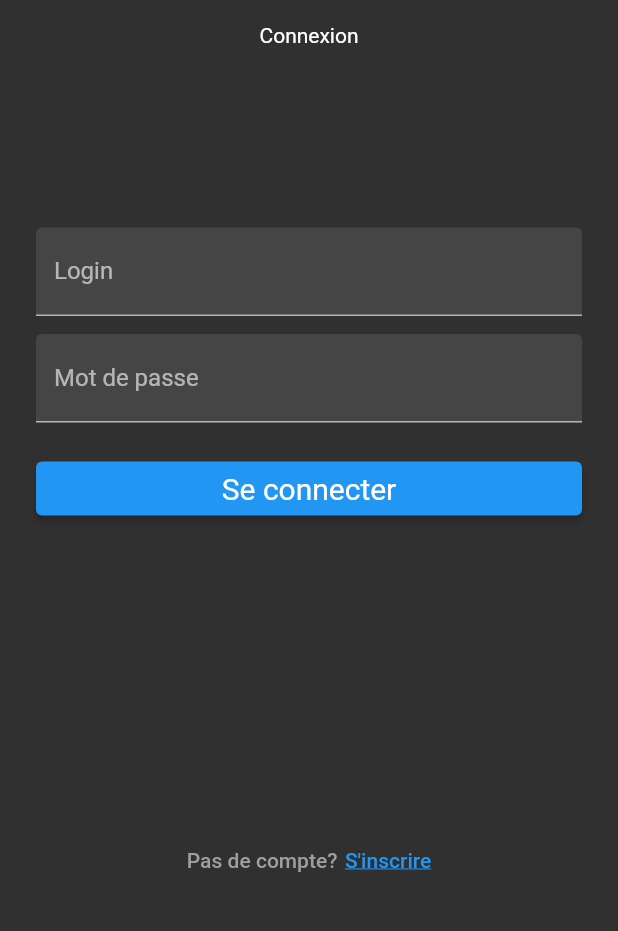
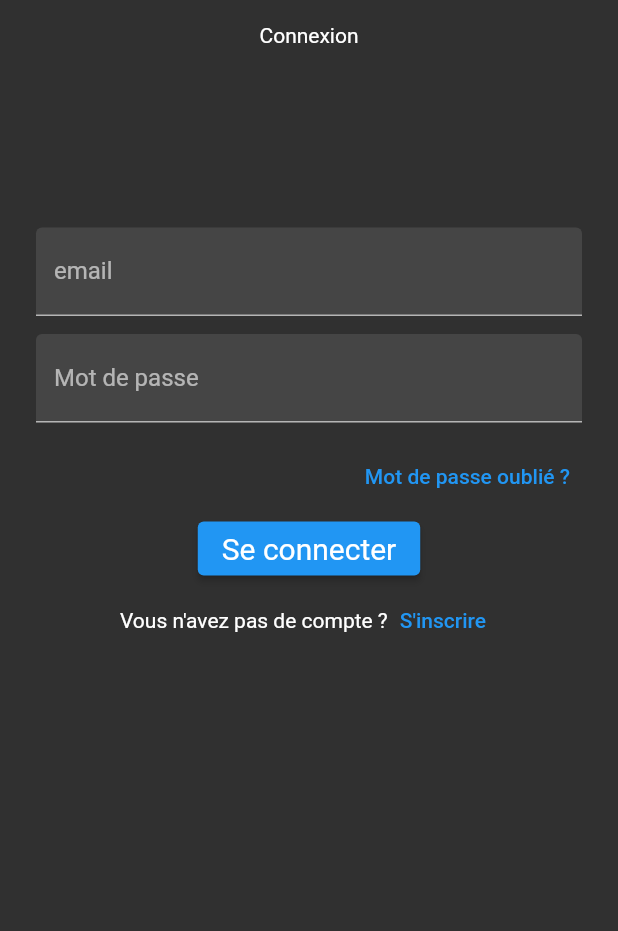
Before and after one commit to Samisann/social_network, a Flutter app: the screen it shows after launch, after a tap on "Commencer maintenant", on a phone screen of 412 x 824 dp, the part 236-1167 px from its top. Run offline on Flutter 3.47's test engine with Material 2 defaults, Android fonts, the phone set to English and light mode, and no system bars; our stand-ins replace flutter_secure_storage, jwt_decoder; network calls fail; Roboto replaces fonts that are missing (Poppins).

Commit message:
Modifications a debugger

```diff
--- a/social_network/lib/category.dart
+++ b/social_network/lib/category.dart
@@ -1,7 +1,12 @@
 import 'dart:io';
 import 'package:flutter/material.dart';
+import 'package:social_network/service/storage.dart';
 
 class CategoryPage extends StatelessWidget {
+  final StorageService storageService;
+
+  CategoryPage({required this.storageService});
+
   @override
   Widget build(BuildContext context) {
     return Scaffold(
--- a/social_network/lib/login.dart
+++ b/social_network/lib/login.dart
@@ -12,27 +12,26 @@ class LoginPage extends StatefulWidget {
   _LoginPageState createState() => _LoginPageState();
 }
 
-// next page method
+class _LoginPageState extends State<LoginPage> {
+  final _formKey = GlobalKey<FormState>();
+  String _login = '';
+  String _password = '';
+  final StorageService _storageService = StorageService();
+
   void _nextPage(BuildContext context, Widget page) {
     Navigator.pushReplacement(
         context, MaterialPageRoute(builder: (BuildContext context) => page));
   }
 
-class _LoginPageState extends State<LoginPage> {
-   final _formKey = GlobalKey<FormState>();
-   String _login='';
-   String _password='';
-   final StorageService _storageService =  StorageService();
-
   Future<void> login() async {
     const url = "http://localhost:3000/api/v1/auth/login";
 
-    // Print the data to be sent to the server
-    print('Login: $_login');
-    print('Password: $_password');
+    // Affiche les données envoyées au serveur
+    print('Login : $_login');
+    print('Mot de passe : $_password');
 
     try {
-      // Make the POST request
+      // Effectue la requête POST
       _formKey.currentState!.save();
       final response = await http.post(
         Uri.parse(url),
@@ -43,26 +42,28 @@ class _LoginPageState extends State<LoginPage> {
       );
       print(response.body);
 
-      // Check the response status
+      // Vérifie le statut de la réponse
       if (response.statusCode == 200) {
-        // Request successful
-        print('Form submitted successfully');
+        // Requête réussie
+        print('Formulaire soumis avec succès');
       } else {
-        // Request failed
-        print('Form submission failed');
+        // Échec de la requête
+        print('Échec de la soumission du formulaire');
       }
-      Token token =  Token.fromJson(jsonDecode(response.body));
-      _storageService.writeSecureData("token",token.accessToken).then((value) => _formKey.currentState!.reset());
-      // Reset the form
+      Token token = Token.fromJson(jsonDecode(response.body));
+      _storageService.writeSecureData("token", token.accessToken).then(
+          (value) => _formKey.currentState!.reset());
+      // Réinitialise le formulaire
     } catch (e) {
-      // Error occurred
-      print('Error: $e');
+      // Une erreur s'est produite
+      print('Erreur : $e');
     }
   }
+
   @override
   Widget build(BuildContext context) {
     final ButtonStyle style =
-        //full width button
+        // bouton largeur complète
         ElevatedButton.styleFrom(textStyle: const TextStyle(fontSize: 20));
     return Scaffold(
       body: SafeArea(
@@ -72,7 +73,7 @@ class _LoginPageState extends State<LoginPage> {
             const SizedBox(height: 80.0),
             Column(
               children: <Widget>[
-                // flutter logo
+                // logo Flutter
                 Image.asset('assets/images/logo.png'),
 
                 const SizedBox(height: 16.0),
@@ -80,33 +81,31 @@ class _LoginPageState extends State<LoginPage> {
               ],
             ),
             const SizedBox(height: 120.0),
-            // TODO: Remove filled: true values (103)
-            // TODO: Add TextField widgets (101)
-            // [Name]
+            // TODO: Supprimer les valeurs `filled: true` (103)
+            // TODO: Ajouter les widgets TextField (101)
+            // [Nom]
             Form(
               key: _formKey,
-              child: Column(
-                children: [
+              child: Column(children: [
                 TextFormField(
                     decoration: InputDecoration(
                       filled: true,
-                labelText: 'Login',
+                      labelText: 'email',
                     ),
                     validator: (value) {
                       if (value!.isEmpty) {
-                        return 'Please enter your login';
+                        return 'Veuillez saisir votre identifiant';
                       }
                       return null;
                     },
                     onSaved: (value) {
                       print(value);
                       _login = value!;
-              }
-            ),
-            // spacer
+                    }),
+                // espace
                 const SizedBox(height: 12.0),
-            // [Password]
-            // forgot password
+                // [Mot de passe]
+                // mot de passe oublié
                 TextFormField(
                     decoration: InputDecoration(
                       filled: true,
@@ -115,53 +114,52 @@ class _LoginPageState extends State<LoginPage> {
                     obscureText: true,
                     validator: (value) {
                       if (value!.isEmpty) {
-                        return 'Please enter your password';
+                        return 'Veuillez saisir votre mot de passe';
                       }
                       return null;
                     },
                     onSaved: (value) {
+                      print(value);
                       _password = value!;
-                }
+                    }),
+                const SizedBox(height: 12.0),
+                Row(
+                  mainAxisAlignment: MainAxisAlignment.end,
+                  children: [
+                    TextButton(
+                      child: const Text('Mot de passe oublié ?'),
+                      onPressed: () {
+                        // TODO: Implémenter la fonctionnalité Mot de passe oublié
+                      },
                     ),
-                ]
-              )
+                  ],
                 ),
-            // TODO: Add button bar (101)
-            const SizedBox(height: 20.0),
-
                 ElevatedButton(
                   style: style,
                   onPressed: () {
                     if (_formKey.currentState!.validate()) {
+                      _formKey.currentState!.save();
                       login();
+                      _nextPage(context, HomePage(storageService: null,));
                     }
                   },
-                child: Text('Se connecter')),
-            //full width button
-
-            const SizedBox(height: 200.0),
-            TextButton(
-  onPressed: (() => {_nextPage(context, Register())}),
-  child: Row(
+                  child: const Text('Se connecter'),
+                ),
+                Row(
                   mainAxisAlignment: MainAxisAlignment.center,
                   children: [
-      Text(
-        'Pas de compte?',
-        style: TextStyle(
-          color: Colors.grey,
-        ),
-      ),
-      SizedBox(width: 5),
-      Text(
-        'S\'inscrire',
-        style: TextStyle(
-          decoration: TextDecoration.underline, // Ajoute un soulignement au texte
-        ),
+                    const Text("Vous n'avez pas de compte ?"),
+                    TextButton(
+                      child: const Text('S\'inscrire'),
+                      onPressed: () {
+                        _nextPage(context, Register());
+
+                      },
                     ),
                   ],
                 ),
-)
-,
+              ]),
+            ),
           ],
         ),
       ),
--- a/social_network/lib/service/storage.dart
+++ b/social_network/lib/service/storage.dart
@@ -1,5 +1,4 @@
 import 'package:flutter_secure_storage/flutter_secure_storage.dart';
-
 class StorageService {
  final _secureStorage = const FlutterSecureStorage();
 
--- a/social_network/pubspec.yaml
+++ b/social_network/pubspec.yaml
@@ -41,6 +41,7 @@ dependencies:
   mongo_dart: ^0.8.2
   multi_select_flutter: ^4.1.3
   flutter_secure_storage: ^8.0.0
+  jwt_decoder: ^2.0.0
   # mongo_uri: ^1.0.0
 
 dev_dependencies:
```
Also changed, not shown: social_network/lib/Home.dart (+23 -33 lines), social_network/lib/profile.dart (+95 -49 lines), social_network/pubspec.lock. Lines whose indentation alone changed are shown as unchanged.
